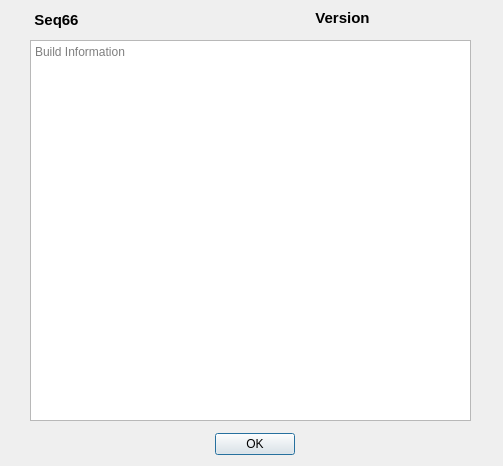
ahlstromcj/seq66, file seq_qt5/forms/qsbuildinfo.ui: the form before one commit.
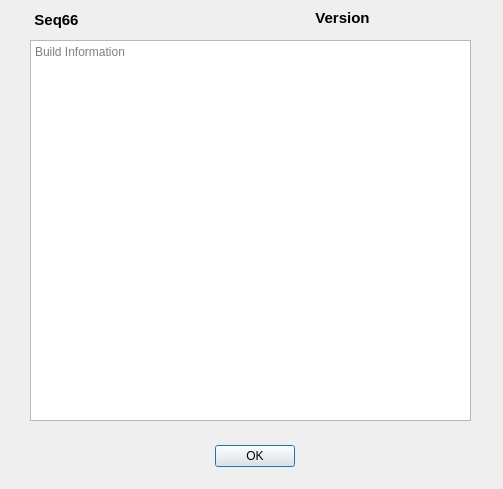
The form after the commit.

Patch:
```diff
--- a/seq_qt5/forms/qsbuildinfo.ui
+++ b/seq_qt5/forms/qsbuildinfo.ui
@@ -7,7 +7,7 @@
     <x>0</x>
     <y>0</y>
     <width>503</width>
-    <height>466</height>
+    <height>489</height>
    </rect>
   </property>
   <property name="windowTitle">
@@ -17,7 +17,7 @@
    <property name="geometry">
     <rect>
      <x>204</x>
-     <y>428</y>
+     <y>440</y>
      <width>91</width>
      <height>32</height>
     </rect>
```
Left out of the diff: 10 changed lines with no effect on the pictures.
